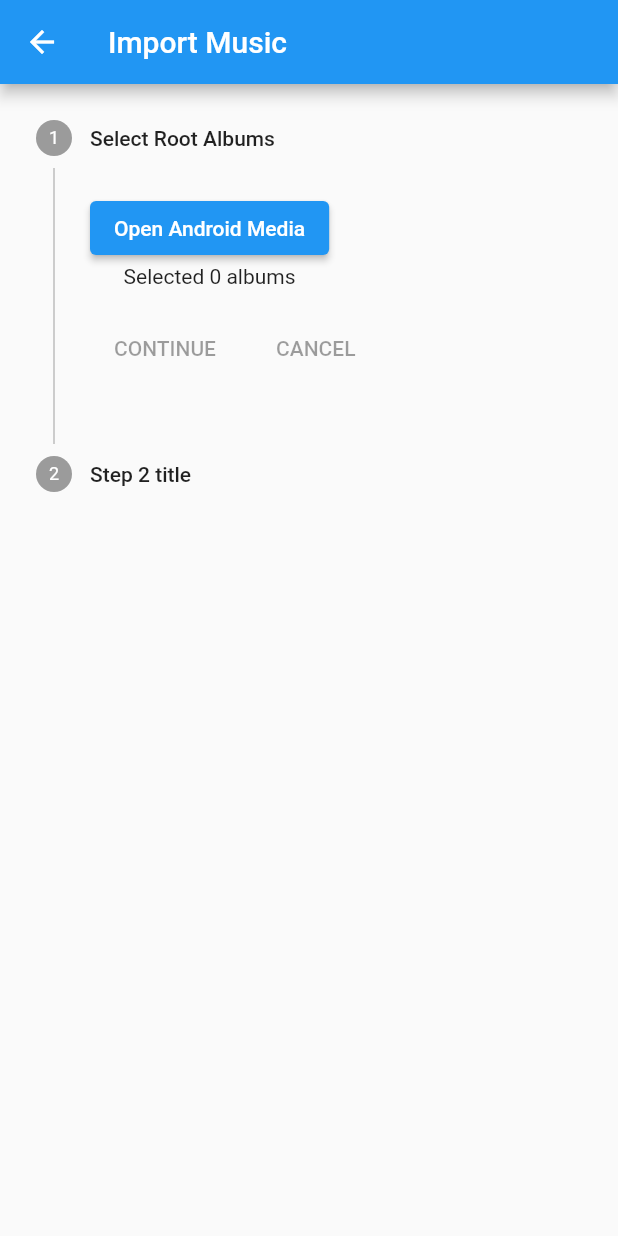
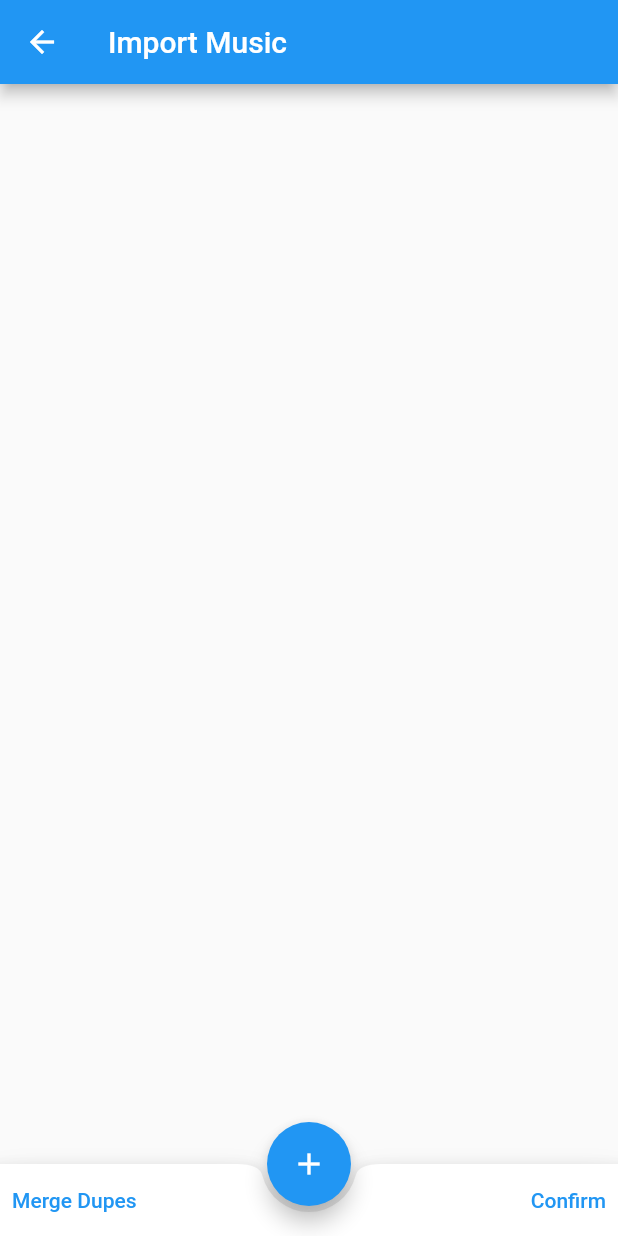
Before and after one commit to theturboturnip/flutter_music_tagging, a Flutter app: the ImportRootPage screen opened by its route, on a phone screen of 412 x 824 dp. Run offline on Flutter 3.47's test engine with Material 2 defaults, Android fonts, the phone set to English and light mode, and no system bars; our stand-ins replace equatable, fast_immutable_collections, floor, flutter_bloc, flutter_modular, sqflite; missing offline and left inert: flutter_audio_query, sealed_unions; accounts and stored records are empty; generated files the repository leaves out were written again.

Commit message:
Refactored import UI

```diff
--- a/lib/media_modules/android_device/import_root.dart
+++ b/lib/media_modules/android_device/import_root.dart
@@ -8,16 +8,13 @@ import 'common.dart';
 import 'import_populate.dart';
 
 class ImportRootState extends Equatable {
-  final int currentStep;
   final ISet<AndroidAlbumInfo> selectedRoots;
 
-  ImportRootState.initial()
-      : currentStep = 0,
-        selectedRoots = ISet<AndroidAlbumInfo>();
-  ImportRootState({required this.currentStep, required this.selectedRoots});
+  ImportRootState.initial() : selectedRoots = ISet<AndroidAlbumInfo>();
+  ImportRootState({required this.selectedRoots});
 
   ImportRootState withRoots(ISet<AndroidAlbumInfo> newRoots) {
-    return ImportRootState(currentStep: 1, selectedRoots: newRoots);
+    return ImportRootState(selectedRoots: newRoots);
   }
 
   @override
@@ -72,33 +69,37 @@ class ImportRootPage extends StatelessWidget {
         create: (_) => Modular.get<ImportRootBloc>(),
         child: BlocBuilder<ImportRootBloc, ImportRootState>(
           builder: (context, state) {
-            return Stepper(
-              currentStep: state.currentStep,
-              steps: <Step>[
-                Step(
-                  title: const Text('Select Root Albums'),
-                  content: Container(
-                    alignment: Alignment.centerLeft,
-                    child: Column(
-                      children: [
-                        ElevatedButton(
-                            child: const Text('Open Android Media'),
-                            onPressed: () =>
-                                Modular.to.pushNamed("select_roots")),
-                        Text('Selected ${state.selectedRoots.length} albums'),
-                      ],
-                    ),
-                  ),
-                ),
-                const Step(
-                  title: Text('Step 2 title'),
-                  content: Text('Content for Step 2'),
-                ),
-              ],
+            return ListView.builder(
+              itemCount: state.selectedRoots.length,
+              itemBuilder: (context, i) => Container(
+                  padding: EdgeInsets.all(8),
+                  child: Text(state.selectedRoots[i].title)),
             );
           },
         ),
       ),
+      floatingActionButton: FloatingActionButton(
+        onPressed: () => Modular.to.pushNamed("select_roots"),
+        child: const Icon(Icons.add),
+        tooltip: 'Create',
+      ),
+      floatingActionButtonLocation: FloatingActionButtonLocation.centerDocked,
+      bottomNavigationBar: BottomAppBar(
+        child: Row(
+          children: [
+            TextButton(
+              onPressed: () {},
+              child: const Text("Merge Dupes"),
+            ),
+            const Spacer(),
+            TextButton(
+              onPressed: () {},
+              child: const Text("Confirm"),
+            )
+          ],
+        ),
+        shape: const CircularNotchedRectangle(),
+      ),
     );
   }
 }
```
